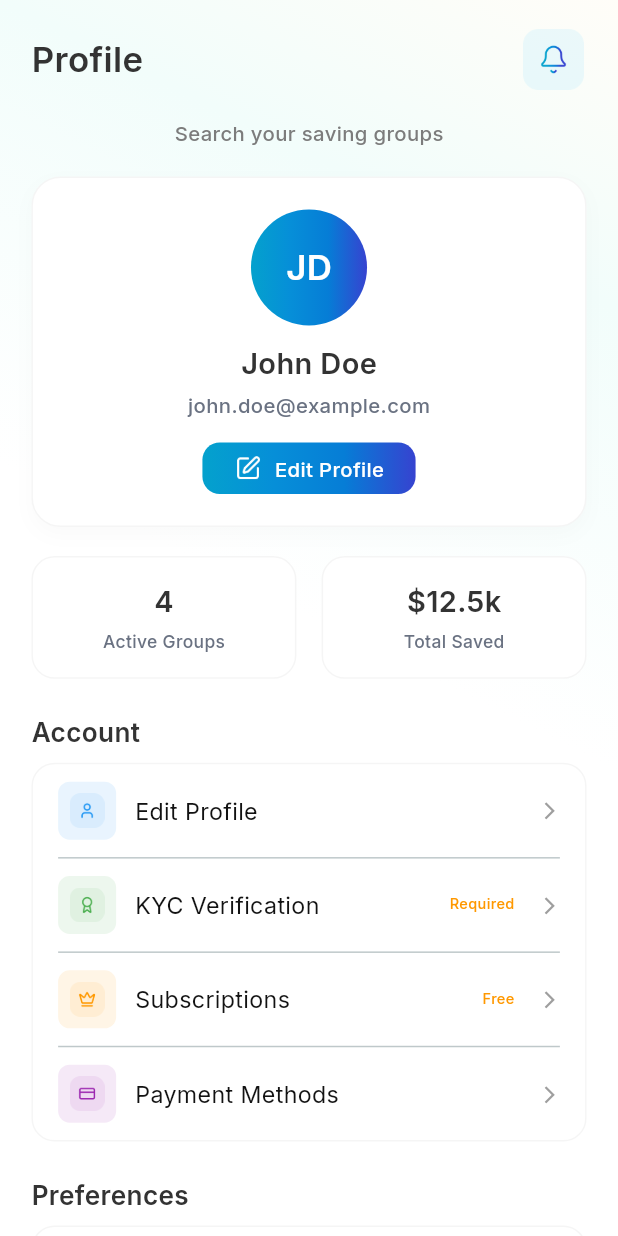
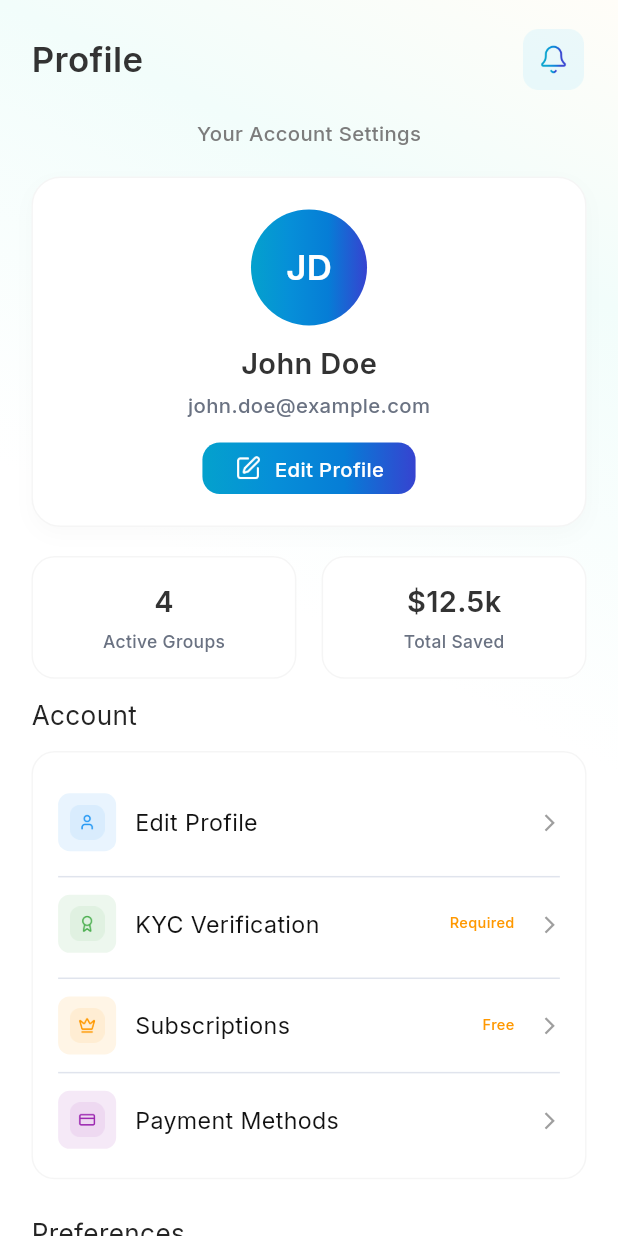
Before and after one commit to mdarif3499/sudo, a Flutter app: the ProfileScreen screen opened directly, on a phone screen of 412 x 824 dp. Run offline on Flutter 3.47's test engine with Material 3 defaults, Android fonts, the phone set to English and light mode, and no system bars; our stand-ins replace cached_network_image, cookie_jar, dio, dio_cookie_manager, flutter_screenutil, flutter_svg and 9 more; accounts and stored records are empty; project files that could hold a hidden picture were left out.

Commit message:
Refactor profile screen layout and enhance navigation with route updates

```diff
--- a/lib/profile/screen/profile_screen.dart
+++ b/lib/profile/screen/profile_screen.dart
@@ -4,6 +4,7 @@ import 'package:get/get.dart';
 import '../../component/text/common_text.dart';
 import '../../utils/constants/app_colors.dart';
 import '../../utils/constants/app_icons.dart';
+import '../../config/route/app_routes.dart';
 import '../controller/profile_controller.dart';
 import '../widget/profile_menu_item.dart';
 
@@ -45,14 +46,17 @@ class ProfileScreen extends StatelessWidget {
                       fontSize: 24,
                       fontWeight: FontWeight.w600,
                     ),
-                    Image.asset(AppIcons.notification,
-                        height: 42.h, width: 42.w),
+                    Image.asset(
+                      AppIcons.notification,
+                      height: 42.h,
+                      width: 42.w,
+                    ),
                   ],
                 ),
                 SizedBox(height: 20.h),
                 Center(
                   child: CommonText(
-                    text: "Search your saving groups",
+                    text: "Your Account Settings",
                     fontSize: 14,
                     color: AppColors.textSecondaryColor7C7C7C,
                   ),
@@ -65,8 +69,9 @@ class ProfileScreen extends StatelessWidget {
                   decoration: BoxDecoration(
                     color: Colors.white,
                     borderRadius: BorderRadius.circular(20.r),
-                    border:
-                        Border.all(color: Colors.grey.withValues(alpha: 0.1)),
+                    border: Border.all(
+                      color: Colors.grey.withValues(alpha: 0.1),
+                    ),
                     boxShadow: [
                       BoxShadow(
                         color: Colors.black.withValues(alpha: 0.02),
@@ -106,9 +111,13 @@ class ProfileScreen extends StatelessWidget {
                         color: AppColors.textSecondaryColor,
                       ),
                       SizedBox(height: 16.h),
-                      Container(
+                      GestureDetector(
+                        onTap: () => Get.toNamed(AppRoutes.editProfile),
+                        child: Container(
                           padding: EdgeInsets.symmetric(
-                            horizontal: 20.w, vertical: 8.h),
+                            horizontal: 20.w,
+                            vertical: 8.h,
+                          ),
                           decoration: BoxDecoration(
                             gradient: AppColors.primaryGradient,
                             borderRadius: BorderRadius.circular(12.r),
@@ -116,8 +125,12 @@ class ProfileScreen extends StatelessWidget {
                           child: Row(
                             mainAxisSize: MainAxisSize.min,
                             children: [
-                            Image.asset(AppIcons.edit,
-                                color: Colors.white, height: 18.h, width: 18.w),
+                              Image.asset(
+                                AppIcons.edit,
+                                color: Colors.white,
+                                height: 18.h,
+                                width: 18.w,
+                              ),
                               SizedBox(width: 8.w),
                               CommonText(
                                 text: "Edit Profile",
@@ -128,6 +141,7 @@ class ProfileScreen extends StatelessWidget {
                             ],
                           ),
                         ),
+                      ),
                     ],
                   ),
                 ),
@@ -135,36 +149,35 @@ class ProfileScreen extends StatelessWidget {
                 // Stats Row
                 Row(
                   children: [
-                    Expanded(
-                      child: _buildStatCard("4", "Active Groups"),
-                    ),
+                    Expanded(child: _buildStatCard("4", "Active Groups")),
                     SizedBox(width: 16.w),
-                    Expanded(
-                      child: _buildStatCard("\$12.5k", "Total Saved"),
-                    ),
+                    Expanded(child: _buildStatCard("\$12.5k", "Total Saved")),
                   ],
                 ),
-                SizedBox(height: 24.h),
+                SizedBox(height: 12.h),
                 _buildSectionTitle("Account"),
-                SizedBox(height: 8.h),
+                SizedBox(height: 12.h),
                 Container(
                   padding: EdgeInsets.symmetric(horizontal: 16.w),
                   decoration: BoxDecoration(
                     color: Colors.white,
                     borderRadius: BorderRadius.circular(16.r),
-                    border:
-                        Border.all(color: Colors.grey.withValues(alpha: 0.1)),
+                    border: Border.all(
+                      color: Colors.grey.withValues(alpha: 0.1),
+                    ),
                   ),
                   child: Column(
                     children: [
+                      SizedBox(height: 16.h),
                       _buildProfileMenu(
                         icon: AppIcons.profile,
                         iconColor: Colors.blue,
                         iconBgColor: Colors.blue.withValues(alpha: 0.1),
                         title: "Edit Profile",
-                        onTap: () {},
+                        onTap: () => Get.toNamed(AppRoutes.editProfile),
                       ),
-                      const Divider(height: 1),
+                      SizedBox(height: 5.h),
+                      const Divider(height: 1, color: Color(0xFFE0E4ED)),
                       _buildProfileMenu(
                         icon: AppIcons.kyc,
                         iconColor: Colors.green,
@@ -172,9 +185,10 @@ class ProfileScreen extends StatelessWidget {
                         title: "KYC Verification",
                         trailingText: "Required",
                         trailingTextColor: Colors.orange,
-                        onTap: () {},
+                        onTap: () => Get.toNamed(AppRoutes.kyc),
                       ),
-                      const Divider(height: 1),
+                      SizedBox(height: 5.h),
+                      const Divider(height: 1, color: Color(0xFFE0E4ED)),
                       _buildProfileMenu(
                         icon: AppIcons.subscriptions,
                         iconColor: Colors.orange,
@@ -182,16 +196,19 @@ class ProfileScreen extends StatelessWidget {
                         title: "Subscriptions",
                         trailingText: "Free",
                         trailingTextColor: Colors.orange,
-                        onTap: () {},
+                        onTap: () {
+                          Get.toNamed(AppRoutes.subscriptionScreen);
+                        },
                       ),
-                      const Divider(height: 1),
+                      const Divider(height: 1, color: Color(0xFFE0E4ED)),
                       _buildProfileMenu(
                         icon: AppIcons.payment,
                         iconColor: Colors.purple,
                         iconBgColor: Colors.purple.withValues(alpha: 0.1),
                         title: "Payment Methods",
-                        onTap: () {},
+                        onTap: () => Get.toNamed(AppRoutes.paymentMethod),
                       ),
+                      SizedBox(height: 8.h),
                     ],
                   ),
                 ),
@@ -203,31 +220,57 @@ class ProfileScreen extends StatelessWidget {
                   decoration: BoxDecoration(
                     color: Colors.white,
                     borderRadius: BorderRadius.circular(16.r),
-                    border:
-                        Border.all(color: Colors.grey.withValues(alpha: 0.1)),
+                    border: Border.all(
+                      color: Colors.grey.withValues(alpha: 0.1),
+                    ),
                   ),
                   child: Column(
                     children: [
+                      SizedBox(height: 8.h),
                       _buildProfileMenu(
                         icon: AppIcons.notificationP,
                         iconColor: Colors.orangeAccent,
                         iconBgColor: Colors.orangeAccent.withValues(alpha: 0.1),
                         title: "Notifications",
-                        trailing: Switch(
-                          value: true,
-                          onChanged: (val) {},
-                          activeColor: AppColors.buttonGradientEnd,
+                        trailing: Obx(
+                          () => Transform.scale(
+                            scale: 0.8,
+                            child: Switch(
+                              value: controller.isNotificationOn.value,
+                              onChanged: (val) {
+                                controller.toggleNotification(val);
+                              },
+                              activeTrackColor: const Color(0xFF4A7FE0),
+
+                              inactiveTrackColor: Colors.grey.shade300,
+
+                              thumbColor:
+                                  WidgetStateProperty.resolveWith<Color>((
+                                    states,
+                                  ) {
+                                    if (states.contains(WidgetState.selected)) {
+                                      return Colors.white;
+                                    }
+                                    return Colors.white;
+                                  }),
+
+                              trackOutlineColor: WidgetStateProperty.all(
+                                Colors.transparent,
+                              ),
+                            ),
+                          ),
                         ),
                         onTap: () {},
                       ),
-                      const Divider(height: 1),
+                      const Divider(height: 1, color: Color(0xFFE0E4ED)),
                       _buildProfileMenu(
                         icon: AppIcons.passport,
                         iconColor: Colors.brown.withValues(alpha: 0.5),
                         iconBgColor: Colors.brown.withValues(alpha: 0.1),
                         title: "Change Password",
-                        onTap: () {},
+                        onTap: () => Get.toNamed(AppRoutes.changePassword),
                       ),
+                      SizedBox(height: 8.h),
                     ],
                   ),
                 ),
@@ -239,15 +282,19 @@ class ProfileScreen extends StatelessWidget {
                   decoration: BoxDecoration(
                     color: Colors.white,
                     borderRadius: BorderRadius.circular(16.r),
-                    border:
-                        Border.all(color: Colors.grey.withValues(alpha: 0.1)),
+                    border: Border.all(
+                      color: Colors.grey.withValues(alpha: 0.1),
                     ),
+                  ),
+                  child: Padding(
+                    padding: EdgeInsets.symmetric(vertical: 8.h),
                     child: _buildProfileMenu(
                       icon: AppIcons.help,
                       iconColor: Colors.blueGrey,
                       iconBgColor: Colors.blueGrey.withValues(alpha: 0.1),
                       title: "Help & Support",
-                    onTap: () {},
+                      onTap: () => Get.toNamed(AppRoutes.helpSupport),
+                    ),
                   ),
                 ),
                 SizedBox(height: 32.h),
@@ -255,7 +302,7 @@ class ProfileScreen extends StatelessWidget {
                   width: double.infinity,
                   padding: EdgeInsets.symmetric(vertical: 12.h),
                   decoration: BoxDecoration(
-                    color: Colors.red.withValues(alpha: 0.05),
+                    color: const Color(0xFFEF4444).withValues(alpha: 0.1),
                     borderRadius: BorderRadius.circular(30.r),
                   ),
                   child: Row(
@@ -313,11 +360,7 @@ class ProfileScreen extends StatelessWidget {
       ),
       child: Column(
         children: [
-          CommonText(
-            text: value,
-            fontSize: 20,
-            fontWeight: FontWeight.w600,
-          ),
+          CommonText(text: value, fontSize: 20, fontWeight: FontWeight.w600),
           SizedBox(height: 4.h),
           CommonText(
             text: label,
@@ -333,7 +376,8 @@ class ProfileScreen extends StatelessWidget {
     return CommonText(
       text: title,
       fontSize: 18,
-      fontWeight: FontWeight.w600,
+      fontWeight: FontWeight.w400,
+      color: AppColors.textPrimary,
     );
   }
 }
```
Lines whose indentation alone changed are shown as unchanged.
